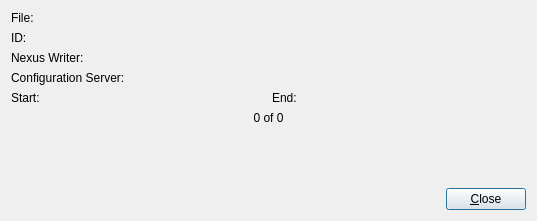
This is SardanaClient/sardanawriterdlg.ui in nexdatas/writer as Qt 5 draws it before an edit. The edited form follows.
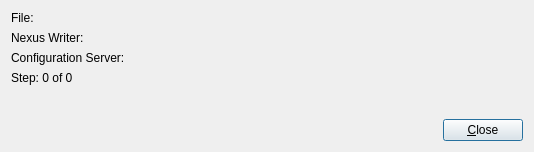
This is the edited form.

What changed in the file:
```diff
--- a/SardanaClient/sardanawriterdlg.ui
+++ b/SardanaClient/sardanawriterdlg.ui
@@ -6,8 +6,8 @@
    <rect>
     <x>0</x>
     <y>0</y>
-    <width>537</width>
-    <height>221</height>
+    <width>534</width>
+    <height>152</height>
    </rect>
   </property>
   <property name="windowTitle">
@@ -23,13 +23,6 @@
        </property>
       </widget>
      </item>
-     <item>
-      <widget class="QLabel" name="idLabel">
-       <property name="text">
-        <string>ID:</string>
-       </property>
-      </widget>
-     </item>
      <item>
       <widget class="QLabel" name="nwLabel">
        <property name="text">
@@ -44,31 +37,13 @@
        </property>
       </widget>
      </item>
-     <item>
-      <layout class="QHBoxLayout" name="horizontalLayout_5">
-       <item>
-        <widget class="QLabel" name="startLabel">
-         <property name="text">
-          <string>Start:</string>
-         </property>
-        </widget>
-       </item>
-       <item>
-        <widget class="QLabel" name="endLabel">
-         <property name="text">
-          <string>End:</string>
-         </property>
-        </widget>
-       </item>
-      </layout>
-     </item>
      <item>
       <widget class="QLabel" name="ofLabel">
        <property name="text">
-        <string>0 of 0</string>
+        <string>Step: 0 of 0</string>
        </property>
        <property name="alignment">
-        <set>Qt::AlignCenter</set>
+        <set>Qt::AlignLeading|Qt::AlignLeft|Qt::AlignVCenter</set>
        </property>
       </widget>
      </item>
```
